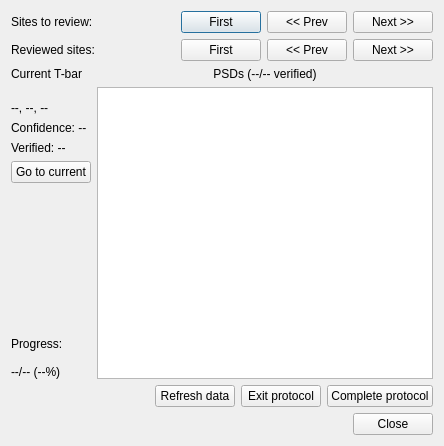
The window that neurolabi/gui/protocols/synapsepredictionprotocol.ui (janelia-flyem/NeuTu) describes before a commit, drawn with Qt 5.
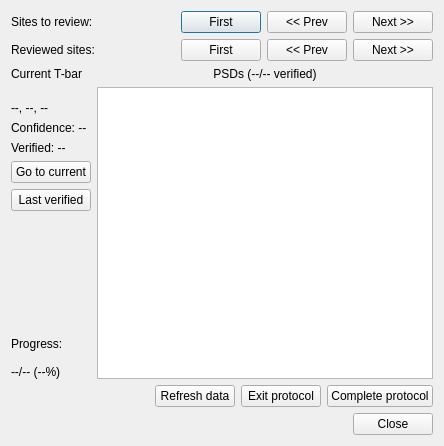
The same window after the commit.

Commit message: Added "last verified" button

```diff
--- a/neurolabi/gui/protocols/synapsepredictionprotocol.ui
+++ b/neurolabi/gui/protocols/synapsepredictionprotocol.ui
@@ -144,6 +144,13 @@
          </property>
         </widget>
        </item>
+       <item>
+        <widget class="QPushButton" name="lastVerifiedButton">
+         <property name="text">
+          <string>Last verified</string>
+         </property>
+        </widget>
+       </item>
        <item>
         <spacer name="verticalSpacer">
          <property name="orientation">
```
The commit also changes 2 other files.
